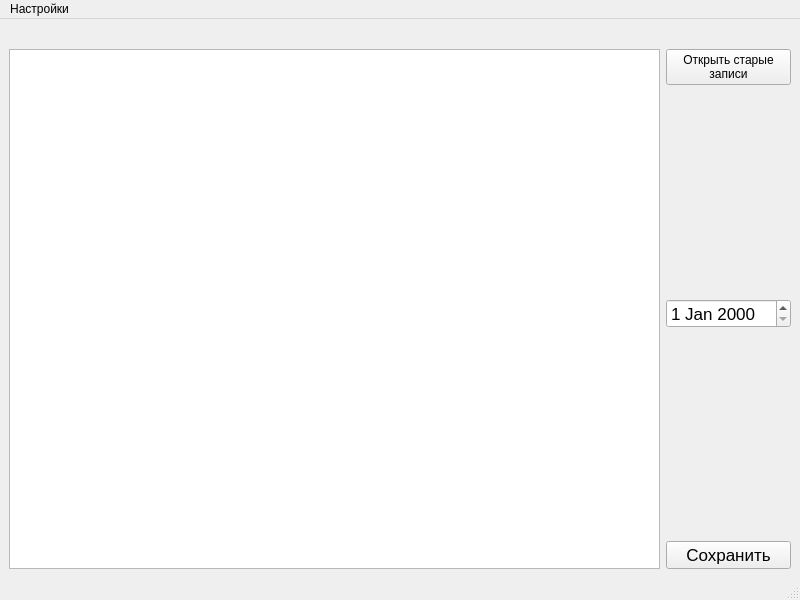
First picture: the form in Diary/diarywidget.ui, repository EvgenyMetelkin/PerfectLive, before the edit.
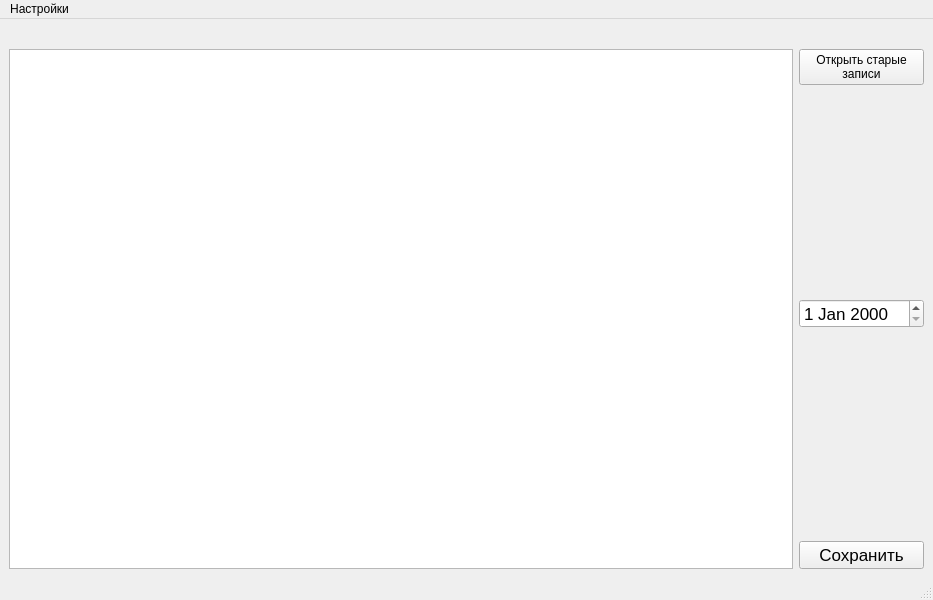
Second picture: the form after the edit.

Diff of the .ui file:
```diff
--- a/Diary/diarywidget.ui
+++ b/Diary/diarywidget.ui
@@ -6,7 +6,7 @@
    <rect>
     <x>0</x>
     <y>0</y>
-    <width>800</width>
+    <width>933</width>
     <height>600</height>
    </rect>
   </property>
@@ -112,7 +112,7 @@
     <rect>
      <x>0</x>
      <y>0</y>
-     <width>800</width>
+     <width>933</width>
      <height>21</height>
     </rect>
    </property>
```
